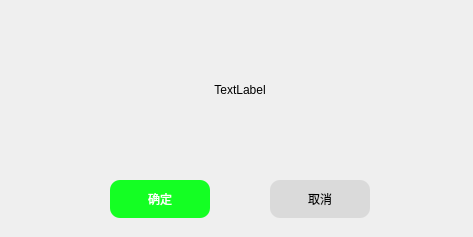
The window that messageBox.ui (Shen-LW/analysis_xp) describes before a commit, drawn with Qt 5.
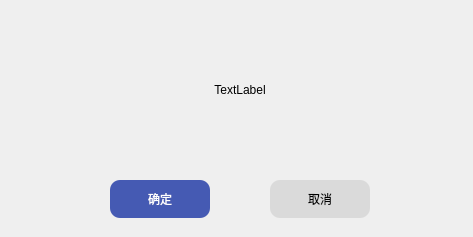
The same window after the commit.

Patch:
```diff
--- a/messageBox.ui
+++ b/messageBox.ui
@@ -68,7 +68,7 @@
    <property name="styleSheet">
     <string notr="true">font: 10pt &quot;Microsoft YaHei UI&quot;;
 color:#fff;
-background-color: rgb(20, 255, 35);
+background-color:#455ab3;color:#fff;
 border-radius:10px;</string>
    </property>
    <property name="text">
```
